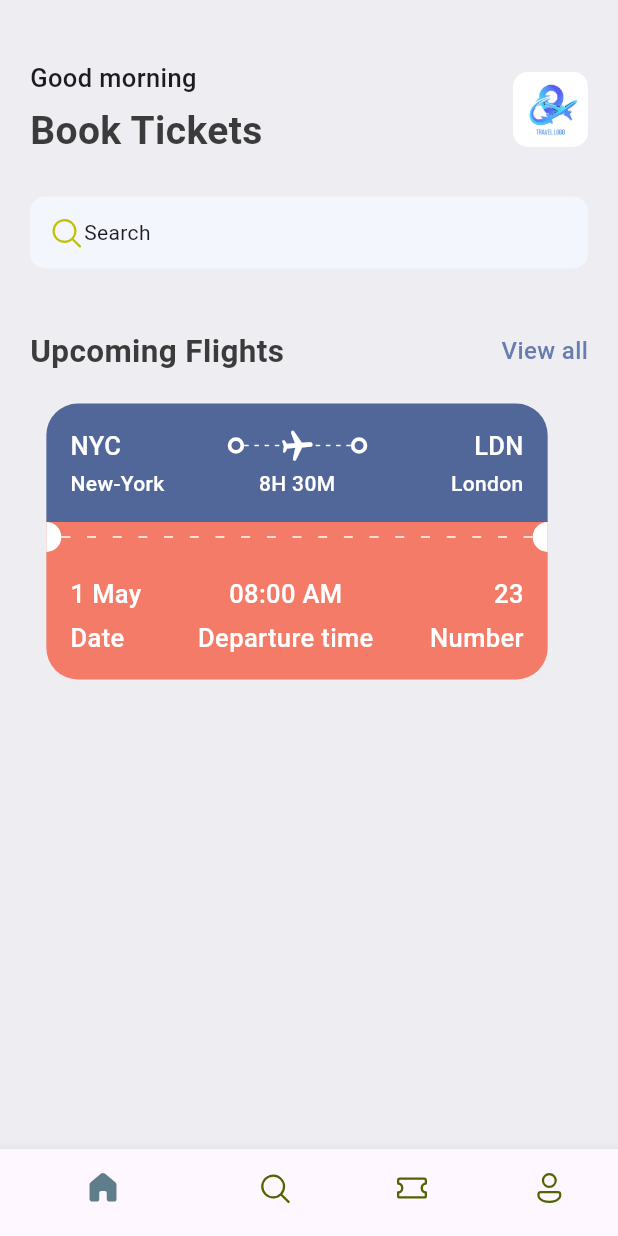
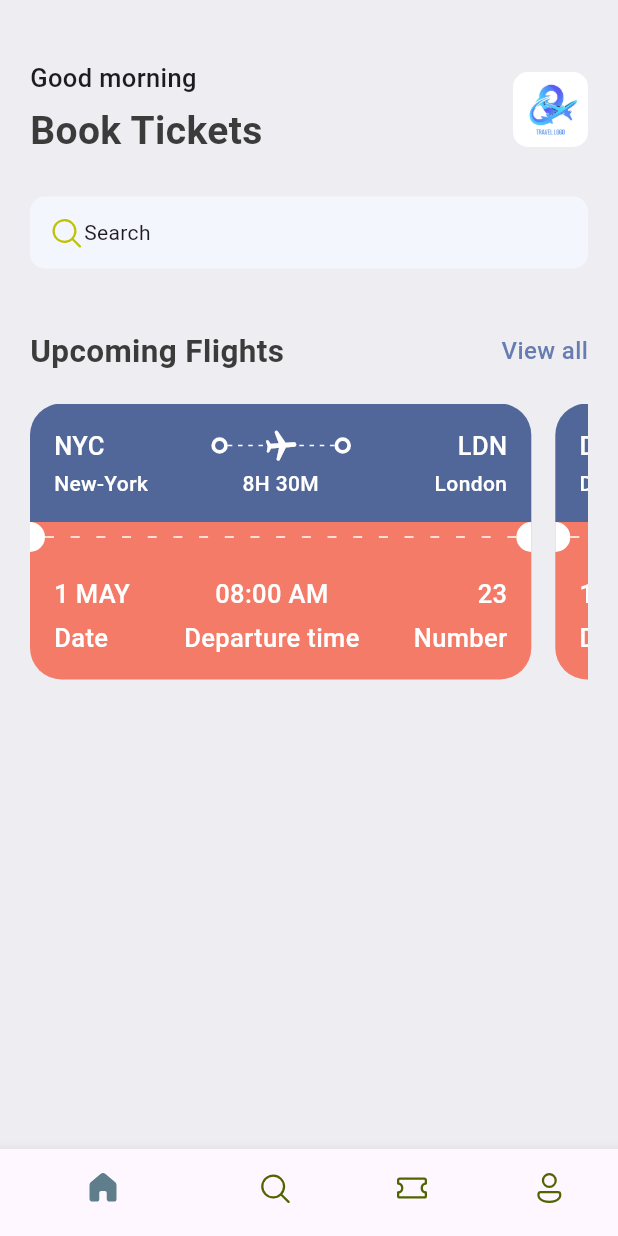
Before and after one commit to loixrang/ticket_app, a Flutter app: the screen it shows after launch, on a phone screen of 412 x 824 dp. Run offline on Flutter 3.47's test engine with Material 3 defaults, Android fonts, the phone set to English and light mode, and no system bars; our stand-ins replace fluentui_icons.

Commit message:
learnt about scrolling and loading from json

```diff
--- /dev/null
+++ b/lib/base/res/utils/app_json.dart
@@ -0,0 +1,86 @@
+List<Map<String, dynamic>> ticketList = [
+  {
+    'from': {
+      'code':"NYC",
+      'name':"New-York"
+    },
+    'to': {
+      'code':"LDN",
+      'name':"London"
+    },
+    'flying_time': '8H 30M',
+    'date': "1 MAY",
+    'departure_time':"08:00 AM",
+    "number":23
+  },
+  {
+    'from': {
+      'code':"DK",
+      'name':"Dhaka"
+    },
+    'to': {
+      'code':"SH",
+      'name':"Shanghai"
+    },
+    'flying_time': '4H 20M',
+    'date': "10 MAY",
+    'departure_time':"09:00 AM",
+    "number":45
+  },
+  {
+    'from': {
+      'code':"DK",
+      'name':"Dhaka"
+    },
+    'to': {
+      'code':"GZ",
+      'name':"Guangzhou"
+    },
+    'flying_time': '4H 20M',
+    'date': "12 MAY",
+    'departure_time':"11:00 AM",
+    "number":55
+  },
+  {
+    'from': {
+      'code':"NYC",
+      'name':"New-York"
+    },
+    'to': {
+      'code':"BJ",
+      'name':"Beijing"
+    },
+    'flying_time': '9H 35M',
+    'date': "11 MAY",
+    'departure_time':"10:00 AM",
+    "number":53
+  },
+  {
+    'from': {
+      'code':"DK",
+      'name':"Dhaka"
+    },
+    'to': {
+      'code':"SH",
+      'name':"Shanghai"
+    },
+    'flying_time': '4H 20M',
+    'date': "10 MAY",
+    'departure_time':"09:00 AM",
+    "number":45
+  },
+  {
+    'from': {
+      'code':"Ch",
+      'name':"Chongdu"
+    },
+    'to': {
+      'code':"GZ",
+      'name':"Guangzhou"
+    },
+    'flying_time': '2H 20M',
+    'date': "2 MAY",
+    'departure_time':"11:00 AM",
+    "number":50
+  },
+];
--- a/lib/base/widgets/ticket_view.dart
+++ b/lib/base/widgets/ticket_view.dart
@@ -8,7 +8,8 @@ import 'package:ticket_app/base/widgets/text_style_fourth.dart';
 import 'package:ticket_app/base/widgets/text_style_third.dart';
 
 class TicketView extends StatelessWidget {
-  const TicketView({super.key});
+  final Map<String, dynamic> ticket;
+  const TicketView({super.key, required this.ticket});
 
   @override
   Widget build(BuildContext context) {
@@ -35,7 +36,7 @@ class TicketView extends StatelessWidget {
                   //Show departure and destination  with Icons first line
                   Row(
                     children: [
-                      const TextStyleThird(text: 'NYC'),
+                      TextStyleThird(text: ticket['from']['code']),
                       Expanded(
                         child: Container(),
                       ),
@@ -65,7 +66,7 @@ class TicketView extends StatelessWidget {
                       Expanded(
                         child: Container(),
                       ),
-                      const TextStyleThird(text: 'LDN')
+                      TextStyleThird(text: ticket['to']['code'])
                     ],
                   ),
                   const SizedBox(
@@ -75,21 +76,23 @@ class TicketView extends StatelessWidget {
                   //Show departure and destination names with time
                   Row(
                     children: [
-                      const SizedBox(
-                          width: 100, child: TextStyleFourth(text: 'New-York')),
+                      SizedBox(
+                          width: 100,
+                          child: TextStyleFourth(text: ticket['from']['name'])),
                       Expanded(
                         child: Container(),
                       ),
-                      const TextStyleFourth(text: '8H 30M'),
+                      TextStyleFourth(text: ticket['flying_time']),
                       Expanded(
                         child: Container(),
                       ),
-                      const SizedBox(
-                          width: 100,
-                          child: TextStyleFourth(
-                            text: 'London',
-                            align: TextAlign.end,
-                          )),
+                      SizedBox(
+                        width: 100,
+                        child: TextStyleFourth(
+                          text: ticket['to']['name'],
+                          align: TextAlign.end,
+                        ),
+                      ),
                     ],
                   )
                 ],
@@ -124,24 +127,24 @@ class TicketView extends StatelessWidget {
                   bottomRight: Radius.circular(21),
                 ),
               ),
-              child: const Column(
+              child: Column(
                 children: [
                   //Show departure and destination  with Icons first line
                   Row(
                     mainAxisAlignment: MainAxisAlignment.spaceBetween,
                     children: [
                       AppColumnTextLayout(
-                        topText: "1 May",
+                        topText: ticket['date'],
                         bottomText: 'Date',
                         alignment: CrossAxisAlignment.start,
                       ),
                       AppColumnTextLayout(
-                        topText: "08:00 AM",
+                        topText: ticket['departure_time'],
                         bottomText: 'Departure time',
                         alignment: CrossAxisAlignment.center,
                       ),
                       AppColumnTextLayout(
-                        topText: "23",
+                        topText: ticket['number'].toString(),
                         bottomText: 'Number',
                         alignment: CrossAxisAlignment.end,
                       ),
--- a/lib/screens/home_screen.dart
+++ b/lib/screens/home_screen.dart
@@ -4,6 +4,7 @@ import 'package:ticket_app/base/res/media.dart';
 import 'package:ticket_app/base/res/styles/app_styles.dart';
 import 'package:ticket_app/base/widgets/app_double_text.dart';
 import 'package:ticket_app/base/widgets/ticket_view.dart';
+import 'package:ticket_app/base/res/utils/app_json.dart';
 
 class HomeScreen extends StatelessWidget {
   const HomeScreen({super.key});
@@ -37,7 +38,7 @@ class HomeScreen extends StatelessWidget {
                       width: 50,
                       height: 50,
                       decoration: BoxDecoration(
-                        color: Colors.white,
+                          color: Colors.white,
                           borderRadius: BorderRadius.circular(10),
                           image: const DecorationImage(
                               image: AssetImage(AppMedia.logo))),
@@ -46,11 +47,11 @@ class HomeScreen extends StatelessWidget {
                 ),
                 const SizedBox(height: 25),
                 Container(
-                  padding: const EdgeInsets.symmetric(horizontal: 12, vertical: 12),
+                  padding:
+                      const EdgeInsets.symmetric(horizontal: 12, vertical: 12),
                   decoration: BoxDecoration(
-                    borderRadius: BorderRadius.circular(10),
-                    color: const Color(0xFFF4F6FD)
-                  ),
+                      borderRadius: BorderRadius.circular(10),
+                      color: const Color(0xFFF4F6FD)),
                   child: const Row(
                     //mainAxisAlignment: MainAxisAlignment.spaceBetween,
                     children: [
@@ -63,9 +64,20 @@ class HomeScreen extends StatelessWidget {
                   ),
                 ),
                 const SizedBox(height: 40),
-                const AppDoubleText(bigText: 'Upcoming Flights', smallText: 'View all',),
+                const AppDoubleText(
+                  bigText: 'Upcoming Flights',
+                  smallText: 'View all',
+                ),
                 const SizedBox(height: 20),
-                const TicketView()
+                SingleChildScrollView(
+                  scrollDirection: Axis.horizontal,
+                  child: Row(
+                    children: ticketList
+                        .take(2)
+                        .map((singleTicket) => TicketView(ticket: singleTicket))
+                        .toList(),
+                  ),
+                ), //To make 'Row' widget scrollable, you need to put inside -
               ],
             ),
           ),
```
